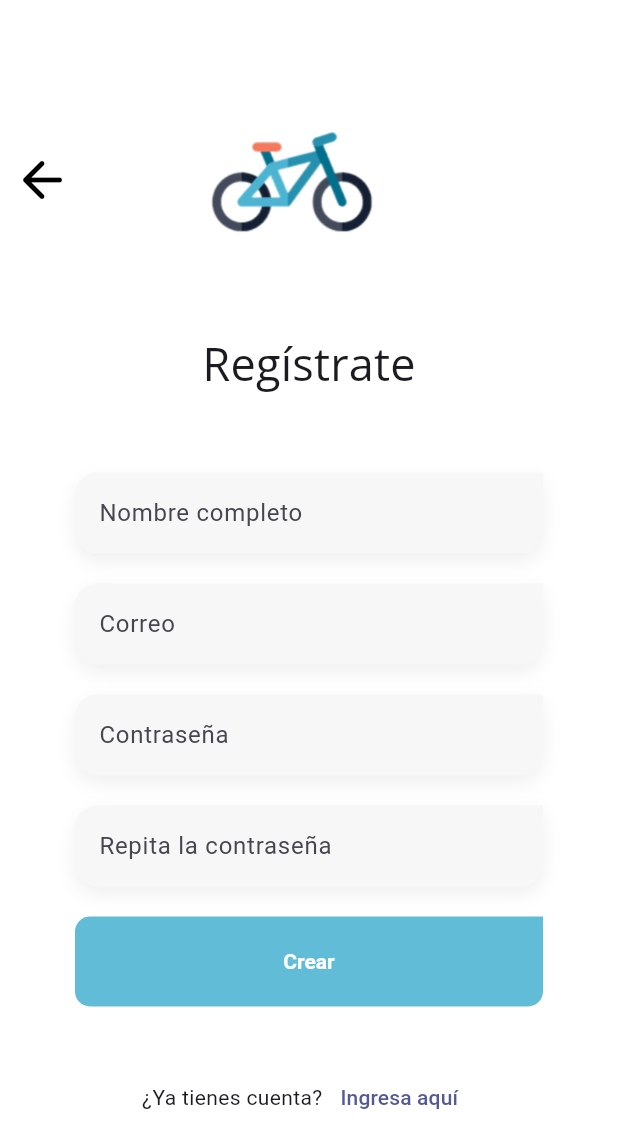
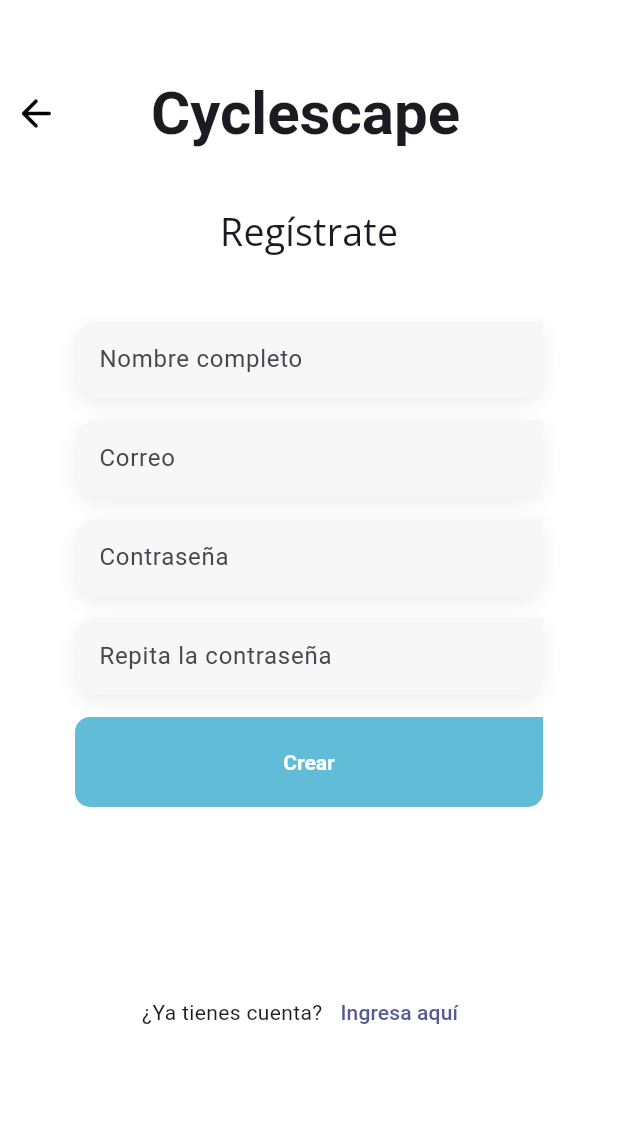
Before and after one commit to KotlinLovers/flutter-cyclescape, a Flutter app: the RegisterScreen screen opened by its route, on a phone screen of 412 x 824 dp. Shown: the top 1148 px of the screen. Run offline on Flutter 3.47's test engine with Material 2 defaults, Android fonts, the phone set to English and light mode, and no system bars; our stand-ins replace dio, flutter_dotenv, flutter_riverpod, formz, go_router, google_fonts; statements that could not run were skipped; project files that could hold a hidden picture were left out.

```diff
--- a/lib/config/router/app_router.dart
+++ b/lib/config/router/app_router.dart
@@ -5,7 +5,6 @@ import '../../presentation/screens/screens.dart';
 final appRouter = GoRouter(
   initialLocation: '/login',
   routes: [
-
     ///* Auth Routes
     GoRoute(
       path: '/login',
--- a/lib/config/theme/app_theme.dart
+++ b/lib/config/theme/app_theme.dart
@@ -17,7 +17,7 @@ class AppTheme {
       titleLarge: GoogleFonts.montserratAlternates()
         .copyWith( fontSize: 40, fontWeight: FontWeight.bold ),
       titleMedium: GoogleFonts.openSans()
-        .copyWith( fontSize: 30, fontWeight: FontWeight.normal ),
+        .copyWith( fontSize: 25, fontWeight: FontWeight.normal ),
       titleSmall: GoogleFonts.montserratAlternates()
         .copyWith( fontSize: 20 )
     ),
--- a/lib/presentation/screens/login_screen.dart
+++ b/lib/presentation/screens/login_screen.dart
@@ -18,7 +18,7 @@ class LoginScreen extends StatelessWidget {
       child: Scaffold(
           body: CustomBackground(
               child: SingleChildScrollView(
-        physics: const ClampingScrollPhysics(),
+        physics: const BouncingScrollPhysics(),
         child: Column(
           crossAxisAlignment: CrossAxisAlignment.center,
           children: [
@@ -87,7 +87,7 @@ class _LoginForm extends ConsumerWidget {
             errorMessage:
                 loginForm.isFormPosted ? loginForm.email.errorMessage : null,
           ),
-          const SizedBox(height: 30),
+          const SizedBox(height: 20),
           CustomTextFormField(
             label: 'Contraseña',
             obscureText: true,
--- a/lib/presentation/screens/register_screen.dart
+++ b/lib/presentation/screens/register_screen.dart
@@ -8,6 +8,7 @@ class RegisterScreen extends StatelessWidget {
   @override
   Widget build(BuildContext context) {
     final size = MediaQuery.of(context).size;
+    final textStyle = Theme.of(context).textTheme;
     final scaffoldBackgroundColor = Theme.of(context).scaffoldBackgroundColor;
 
     return GestureDetector(
@@ -19,8 +20,7 @@ class RegisterScreen extends StatelessWidget {
           child: Column(
             crossAxisAlignment: CrossAxisAlignment.center,
             children: [
-              const SizedBox(height: 80),
-              // Icon Banner
+              const SizedBox(height: 50),
               Row(
                 mainAxisAlignment: MainAxisAlignment.center,
                 crossAxisAlignment: CrossAxisAlignment.center,
@@ -31,21 +31,19 @@ class RegisterScreen extends StatelessWidget {
                         context.pop();
                       },
                       icon: const Icon(Icons.arrow_back_rounded,
-                          size: 40, color: Colors.black)),
+                          size: 30, color: Colors.black)),
                   const Spacer(flex: 1),
-                  //Text('Crear cuenta', style: textStyles.titleLarge?.copyWith(color: Colors.black )),
-                  const Image(
-                    image: AssetImage('assets/images/logo.png'),
-                    height: 80,
-                  ),
+                  //const Image(
+                  //  image: AssetImage('assets/images/logo.png'),
+                  //  height: 80,
+                  //),
+                  Text('Cyclescape', style: textStyle.titleLarge,),
                   const Spacer(flex: 2),
                 ],
               ),
-
-              const SizedBox(height: 50),
-
+              const SizedBox(height: 30),
               Container(
-                height: size.height - 260, // 80 los dos sizebox y 100 el ícono
+                height: size.height - 200, // 80 los dos sizebox y 100 el ícono
                 width: double.infinity,
                 decoration: BoxDecoration(
                   color: scaffoldBackgroundColor,
@@ -71,31 +69,32 @@ class _RegisterForm extends StatelessWidget {
 
     return Padding(
       padding: const EdgeInsets.symmetric(horizontal: 50),
+      child: Flexible(
         child: Column(
           children: [
-          const SizedBox(height: 10),
+            const SizedBox(height: 5),
             Text('Regístrate', style: textStyles.titleMedium),
-          const SizedBox(height: 50),
+            const SizedBox(height: 40),
             const CustomTextFormField(
               label: 'Nombre completo',
               keyboardType: TextInputType.emailAddress,
             ),
-          const SizedBox(height: 20),
+            const SizedBox(height: 15),
             const CustomTextFormField(
               label: 'Correo',
               keyboardType: TextInputType.emailAddress,
             ),
-          const SizedBox(height: 20),
+            const SizedBox(height: 15),
             const CustomTextFormField(
               label: 'Contraseña',
               obscureText: true,
             ),
-          const SizedBox(height: 20),
+            const SizedBox(height: 15),
             const CustomTextFormField(
               label: 'Repita la contraseña',
               obscureText: true,
             ),
-          const SizedBox(height: 20),
+            const SizedBox(height: 15),
             SizedBox(
                 width: double.infinity,
                 height: 60,
@@ -122,6 +121,7 @@ class _RegisterForm extends StatelessWidget {
             const Spacer(flex: 1),
           ],
         ),
+      ),
     );
   }
 }
--- a/lib/shared/widgets/custom_text_form_field.dart
+++ b/lib/shared/widgets/custom_text_form_field.dart
@@ -52,7 +52,7 @@ class CustomTextFormField extends StatelessWidget {
         validator: validator,
         obscureText: obscureText,
         keyboardType: keyboardType,
-        style: const TextStyle( fontSize: 20, color: Colors.black54 ),
+        style: const TextStyle( fontSize: 18, color: Colors.black54 ),
         decoration: InputDecoration(
           floatingLabelStyle: const TextStyle(color: Colors.black, fontWeight: FontWeight.bold, fontSize: 18),
           enabledBorder: border,
--- a/pubspec.yaml
+++ b/pubspec.yaml
@@ -15,6 +15,7 @@ dependencies:
   formz: ^0.6.1
   go_router: ^12.0.0
   google_fonts: ^6.1.0
+  shared_preferences: ^2.2.2
   sizer: ^2.0.15
 
 dev_dependencies:
```
Also changed, not shown: pubspec.lock, 3 other files. Lines whose indentation alone changed are shown as unchanged.
